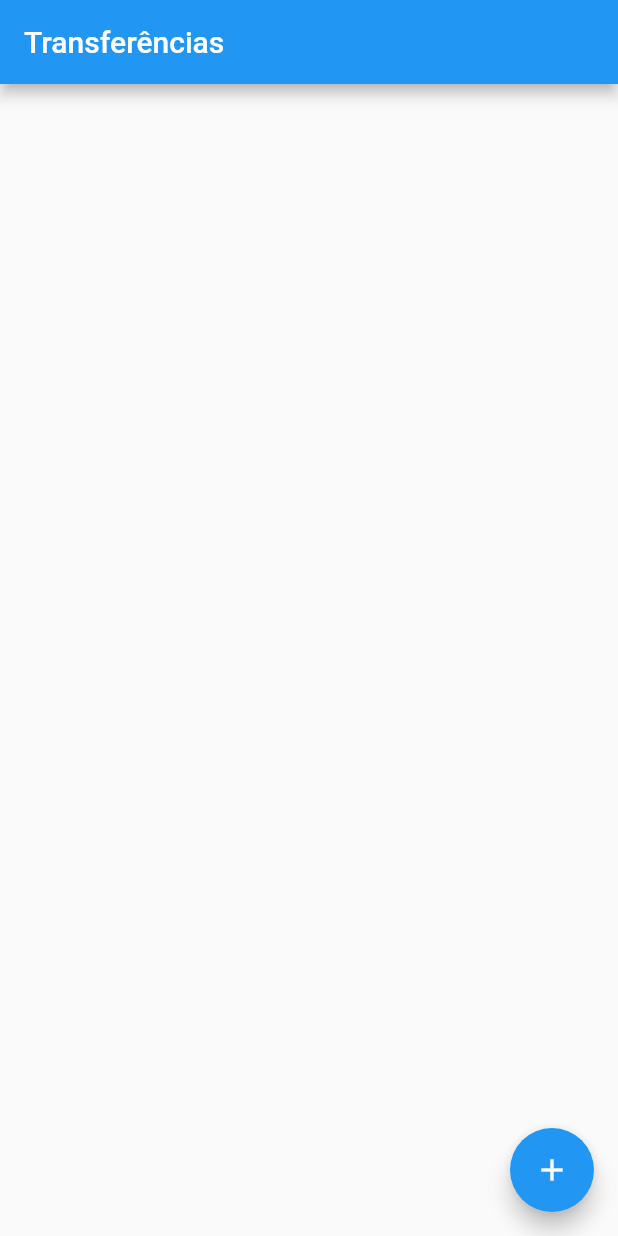
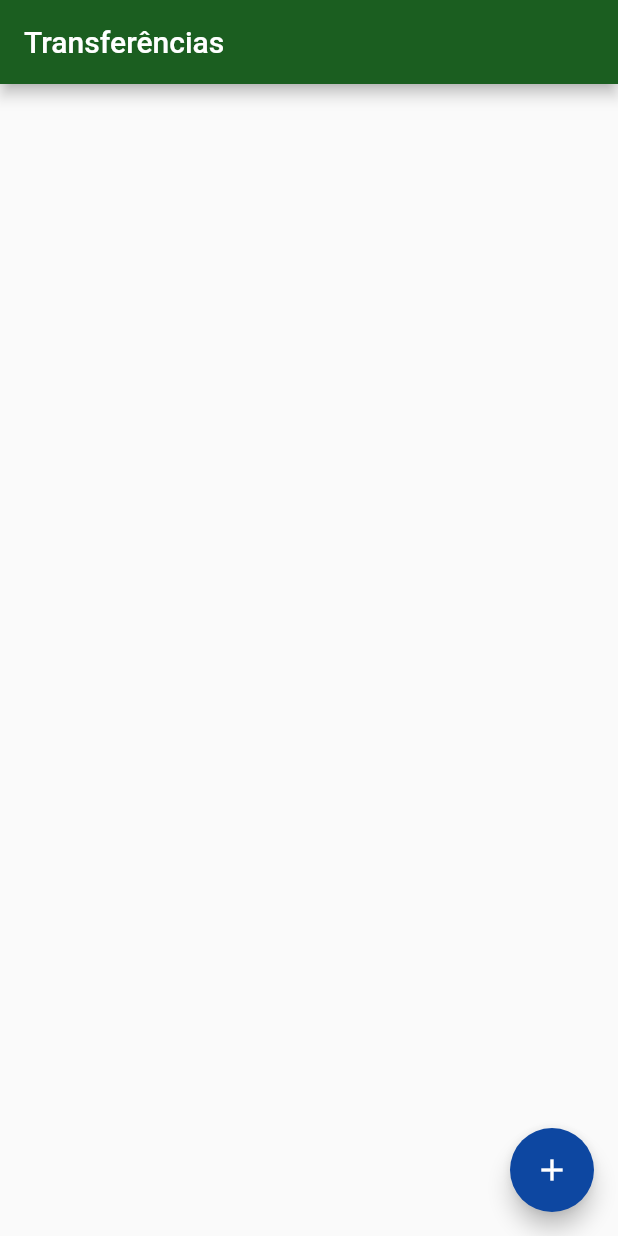
Before and after one commit to evaldomaciel/curso-alura-flutter, a Flutter app: the screen it shows after launch, on a phone screen of 412 x 824 dp. Run offline on Flutter 3.47's test engine with Material 2 defaults, Android fonts, the phone set to English and light mode, and no system bars.

Commit message:
learn: ajustando tema

```diff
--- a/lib/main.dart
+++ b/lib/main.dart
@@ -9,10 +9,17 @@ class Bytebankapp extends StatelessWidget {
 
   @override
   Widget build(BuildContext context) {
+    final ThemeData theme = ThemeData();
+
     return MaterialApp(
-      home: Scaffold(
-        body: ListaTranferencias(),
+      theme: theme.copyWith(
+        brightness: Brightness.light,
+        colorScheme: theme.colorScheme.copyWith(
+          secondary: Colors.blue[900],
+          primary: Colors.green[900],
+        ),
       ),
+      home: ListaTranferencias(),
     );
   }
 }
```
Also changed, not shown: 1 other file.
